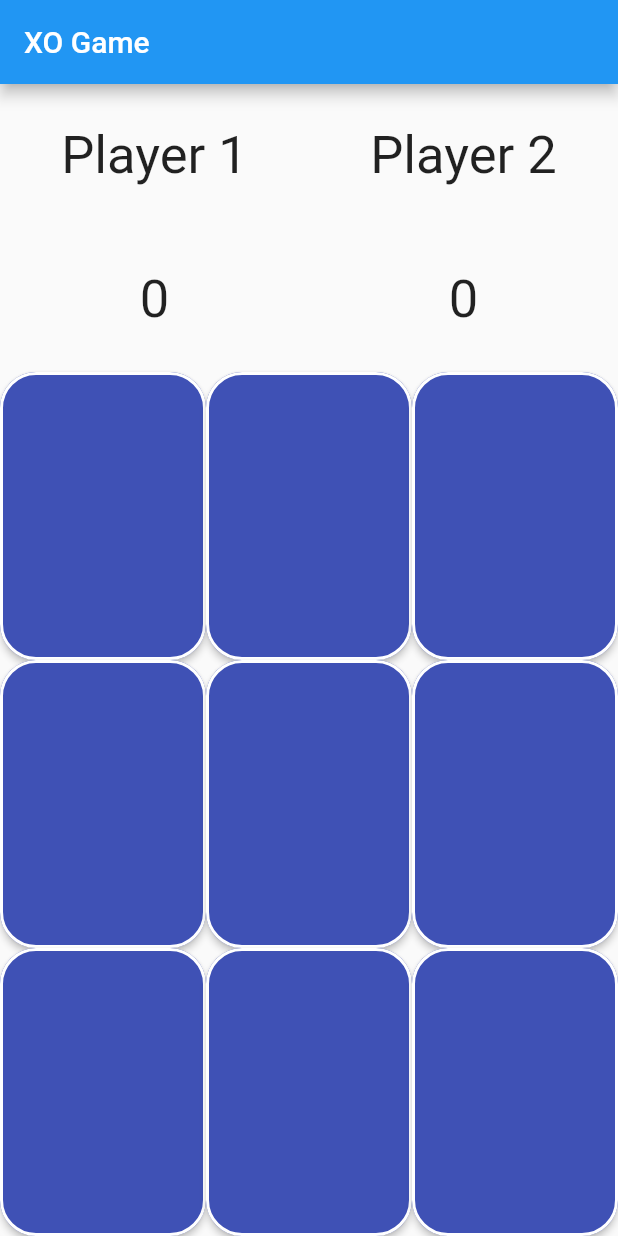
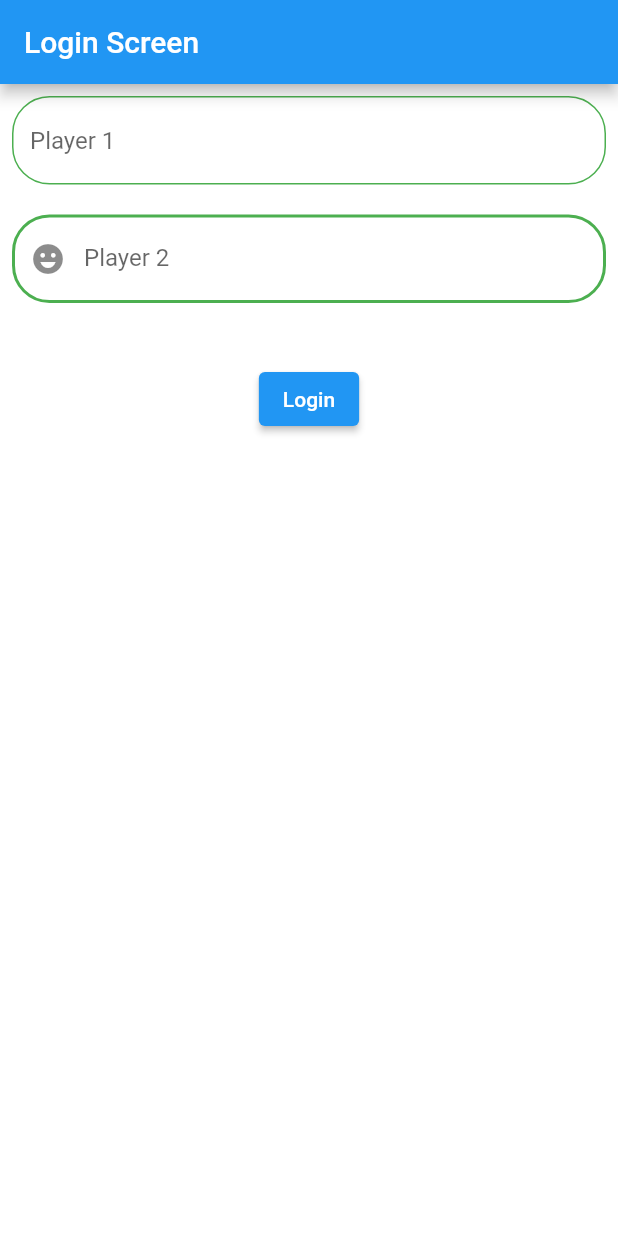
Before and after one commit to Hanykhodair/XOGame, a Flutter app: the screen it shows after launch, on a phone screen of 412 x 824 dp. Run offline on Flutter 3.47's test engine with Material 2 defaults, Android fonts, the phone set to English and light mode, and no system bars.

```diff
--- /dev/null
+++ b/lib/loginScreen.dart
@@ -0,0 +1,60 @@
+import 'package:flutter/material.dart';
+
+class LoginScreen extends StatelessWidget {
+
+  @override
+  Widget build(BuildContext context) {
+    return Scaffold(
+      backgroundColor: Colors.white,
+      appBar: AppBar(title: Text('Login Screen'),),
+      body: Padding(
+        padding: const EdgeInsets.all(8.0),
+        child: Column(
+          children: [
+            TextField(
+              decoration: InputDecoration(
+                hintText: 'Player 1',
+                fillColor: Colors.white70,
+                filled: true,
+                enabledBorder: OutlineInputBorder(
+                    borderRadius: BorderRadius.circular(25),
+                borderSide: BorderSide(color: Colors.green)),
+                focusedBorder:OutlineInputBorder(
+                  borderRadius: BorderRadius.circular(25),
+                  borderSide: BorderSide(color: Colors.deepOrange)
+
+                )
+
+              ),
+            ),
+            SizedBox(height: 20,),
+            TextField(
+              obscureText: true,
+              obscuringCharacter: '=',
+              decoration: InputDecoration(
+                focusedBorder: OutlineInputBorder(
+                  borderSide: BorderSide(color: Colors.deepPurple),
+                  borderRadius: BorderRadius.circular(25),
+                ),
+                fillColor: Colors.white70,
+                filled: true,
+                enabledBorder: OutlineInputBorder(
+                  borderRadius: BorderRadius.circular(25),
+                  borderSide:
+                  BorderSide(width: 2, color: Colors.green, style: BorderStyle.solid),
+                ),
+                focusColor: Colors.black,
+                label: Text('Player 2'),
+                prefixIcon: Icon(Icons.emoji_emotions),
+              ),
+            ),
+            SizedBox(height: 40,),
+            ElevatedButton(onPressed:() {
+
+            }, child: Text('Login'))
+          ],
+        ),
+      ),
+    );
+  }
+}
--- a/lib/main.dart
+++ b/lib/main.dart
@@ -1,5 +1,6 @@
 import 'package:flutter/material.dart';
-import 'package:untitled/xo.dart';
+import 'xo.dart';
+import 'loginScreen.dart';
 
 void main() {
   runApp(const MyApp());
@@ -13,7 +14,7 @@ class MyApp extends StatelessWidget {
   Widget build(BuildContext context) {
     return MaterialApp(
       debugShowCheckedModeBanner: false,
-      home: XOGame(),
+      home: LoginScreen(),
     );
   }
 }
```
